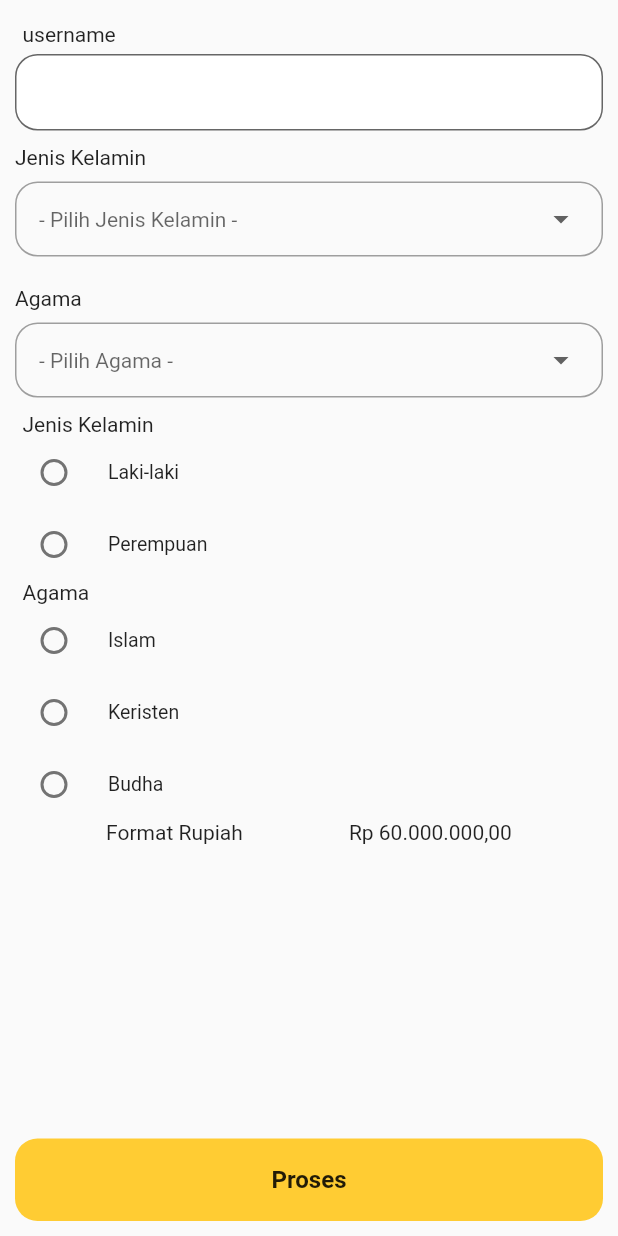
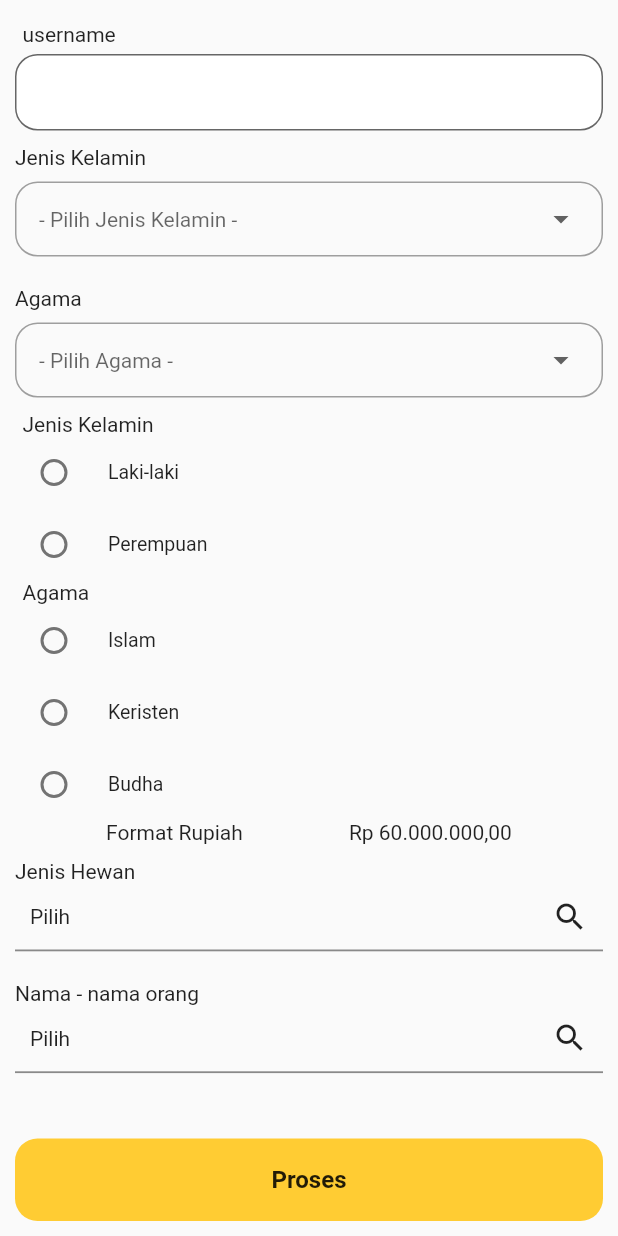
Before and after one commit to ramelan-cell/task, a Flutter app: the TemplatePage screen opened directly, on a phone screen of 412 x 824 dp. Run offline on Flutter 3.47's test engine with Material 2 defaults, Android fonts, the phone set to English and light mode, and no system bars; drawn by our look-alikes of multi_select_flutter; our stand-ins replace flutter_easyloading, get, get_storage, shared_preferences; missing offline and left inert: flutter_web_frame, new_version_plus; accounts and stored records are empty.

Commit message:
comiit terbaru

```diff
--- /dev/null
+++ b/lib/component/dropdownMultiWidget.dart
@@ -0,0 +1,47 @@
+import 'dart:convert';
+
+import 'package:flutter/material.dart';
+import 'package:get/get.dart';
+import 'package:multi_select_flutter/multi_select_flutter.dart';
+
+import '../constan/constan.dart';
+import '../model/dropdownMulti.dart';
+
+class DropDownMultiWidget extends StatelessWidget {
+  String title;
+  List<DropDownMultiList> listItem;
+  RxList<dynamic> selectItem;
+  DropDownMultiWidget(
+      {required this.title,
+      required this.listItem,
+      required this.selectItem,
+      super.key});
+
+  @override
+  Widget build(BuildContext context) {
+    return Container(
+      margin: EdgeInsets.all(10),
+      child: Column(
+        mainAxisAlignment: MainAxisAlignment.start,
+        crossAxisAlignment: CrossAxisAlignment.start,
+        children: [
+          Container(
+            child: Text(title),
+          ),
+          MultiSelectDialogField(
+            buttonText: Text('Pilih'),
+            buttonIcon: Icon(Icons.search),
+            selectedColor: primaryColor,
+            searchable: true,
+            items: listItem.map((e) => MultiSelectItem(e, e.name)).toList(),
+            listType: MultiSelectListType.LIST,
+            onConfirm: (values) {
+              selectItem.value = values;
+              print(selectItem);
+            },
+          ),
+        ],
+      ),
+    );
+  }
+}
--- a/lib/component/textFormFieldWidget.dart
+++ b/lib/component/textFormFieldWidget.dart
@@ -10,6 +10,7 @@ class TextFormFieldWidget extends StatelessWidget {
   Widget iconWidget;
   bool prefixIcon;
   bool suffixIcon;
+  int maxLine = 1;
   TextInputType inputType;
 
   TextFormFieldWidget(
@@ -21,7 +22,8 @@ class TextFormFieldWidget extends StatelessWidget {
       required this.iconWidget,
       required this.prefixIcon,
       required this.suffixIcon,
-      required this.inputType});
+      required this.inputType,
+      required this.maxLine});
 
   @override
   Widget build(BuildContext context) {
@@ -38,6 +40,7 @@ class TextFormFieldWidget extends StatelessWidget {
                 style: TextStyle(fontSize: 14, color: Colors.black87),
               )),
           TextFormField(
+            maxLines: maxLine,
             keyboardType: inputType,
             readOnly: readOnly,
             controller: controller,
--- a/lib/controller/templateController.dart
+++ b/lib/controller/templateController.dart
@@ -1,3 +1,4 @@
+import 'package:basecode/model/dropdownMulti.dart';
 import 'package:basecode/model/radio.dart';
 import 'package:flutter/material.dart';
 import 'package:get/get.dart';
@@ -9,6 +10,9 @@ class TemplateController extends GetxController {
   late TextEditingController jenisKelaminRadio;
   late TextEditingController agama;
   late TextEditingController agamaRadio;
+  late List<DropDownMultiList> selectItemHewan;
+  var selectMultiHewan = [].obs;
+  var selectMultiOrang = [].obs;
 
   List<DropdownList> listItemJenisKelamin = [
     DropdownList(id: '1', name: 'Laki -laki'),
@@ -31,11 +35,39 @@ class TemplateController extends GetxController {
     RadioModel(title: "Perempuan", value: "7")
   ];
 
+  List<DropDownMultiList> listSelectNamaHewan = [
+    DropDownMultiList(id: "1", name: 'Macan'),
+    DropDownMultiList(id: "2", name: "Singa"),
+    DropDownMultiList(id: "3", name: "jerapah"),
+    DropDownMultiList(id: "4", name: "Gajah"),
+    DropDownMultiList(id: "5", name: "Macan Tutul"),
+    DropDownMultiList(id: "6", name: 'Macan'),
+    DropDownMultiList(id: "7", name: "Singa"),
+    DropDownMultiList(id: "8", name: "jerapah"),
+    DropDownMultiList(id: "9", name: "Gajah"),
+    DropDownMultiList(id: "10", name: "Macan Tutul"),
+    DropDownMultiList(id: "11", name: 'Macan'),
+    DropDownMultiList(id: "12", name: "Singa"),
+    DropDownMultiList(id: "13", name: "jerapah"),
+    DropDownMultiList(id: "14", name: "Gajah"),
+    DropDownMultiList(id: "15", name: "Macan Tutul")
+  ];
+
+  List<DropDownMultiList> listSelectNamaOrang = [
+    DropDownMultiList(id: "1", name: 'Kholid'),
+    DropDownMultiList(id: "2", name: "Muhammad"),
+    DropDownMultiList(id: "3", name: "Rahmat"),
+    DropDownMultiList(id: "4", name: "Andin"),
+    DropDownMultiList(id: "5", name: "Gama")
+  ];
+
   void proses() {
     print(jenisKelamin.text);
     print(jenisKelaminRadio.text);
     print(agama.text);
     print(agamaRadio.text);
+    print(selectMultiHewan.value);
+    print(selectMultiOrang.value);
   }
 
   @override
@@ -44,6 +76,7 @@ class TemplateController extends GetxController {
     agama = TextEditingController();
     agamaRadio = TextEditingController();
     jenisKelaminRadio = TextEditingController();
+    selectItemHewan = [];
     super.onInit();
   }
 }
--- /dev/null
+++ b/lib/model/dropdownMulti.dart
@@ -0,0 +1,16 @@
+class DropDownMultiList {
+  final String id;
+  final String name;
+
+  DropDownMultiList({
+    required this.id,
+    required this.name,
+  });
+
+  factory DropDownMultiList.fromJson(Map<String, dynamic> json) {
+    return DropDownMultiList(
+      id: json['id'],
+      name: json['name'],
+    );
+  }
+}
--- a/lib/view/loginPage.dart
+++ b/lib/view/loginPage.dart
@@ -30,6 +30,7 @@ class LoginPage extends StatelessWidget {
                   ),
                   prefixIcon: true,
                   suffixIcon: false,
+                  maxLine: 1,
                 ),
                 Obx(
                   () => TextFormFieldWidget(
@@ -45,6 +46,7 @@ class LoginPage extends StatelessWidget {
                             : Icons.visibility_off)),
                     prefixIcon: true,
                     suffixIcon: false,
+                    maxLine: 1,
                   ),
                 ),
                 InkWell(
--- a/lib/view/templatePage.dart
+++ b/lib/view/templatePage.dart
@@ -1,3 +1,4 @@
+import 'package:basecode/component/dropdownMultiWidget.dart';
 import 'package:flutter/material.dart';
 import 'package:get/get.dart';
 import '../component/buttonWidget.dart';
@@ -17,6 +18,7 @@ class TemplatePage extends StatelessWidget {
     return Scaffold(
       body: SafeArea(
           child: Container(
+        child: SingleChildScrollView(
           child: Column(
             children: [
               TextFormFieldWidget(
@@ -27,7 +29,9 @@ class TemplatePage extends StatelessWidget {
                 readOnly: false,
                 iconWidget: SizedBox(),
                 prefixIcon: false,
-                suffixIcon: false),
+                suffixIcon: false,
+                maxLine: 1,
+              ),
               DropdownWidget(
                 selectName: "Jenis Kelamin",
                 listItem: templateC.listItemJenisKelamin,
@@ -53,8 +57,17 @@ class TemplatePage extends StatelessWidget {
                   Text(HelperController.formatRupiah(
                       nominal: 60000000, symbol: 'Rp', decimalDigit: 2)),
                 ],
-            )
+              ),
+              DropDownMultiWidget(
+                  title: 'Jenis Hewan',
+                  listItem: templateC.listSelectNamaHewan,
+                  selectItem: templateC.selectMultiHewan),
+              DropDownMultiWidget(
+                  title: 'Nama - nama orang',
+                  listItem: templateC.listSelectNamaOrang,
+                  selectItem: templateC.selectMultiOrang)
             ],
+          ),
         ),
       )),
       bottomNavigationBar: InkWell(
--- a/pubspec.yaml
+++ b/pubspec.yaml
@@ -44,6 +44,7 @@ dependencies:
   flutter_web_frame: ^0.0.3
   new_version_plus: ^0.0.1
   intl: ^0.18.1
+  multi_select_flutter: ^4.1.3
 
 dev_dependencies:
   flutter_test:
```
Also changed, not shown: pubspec.lock. Lines whose indentation alone changed are shown as unchanged.
